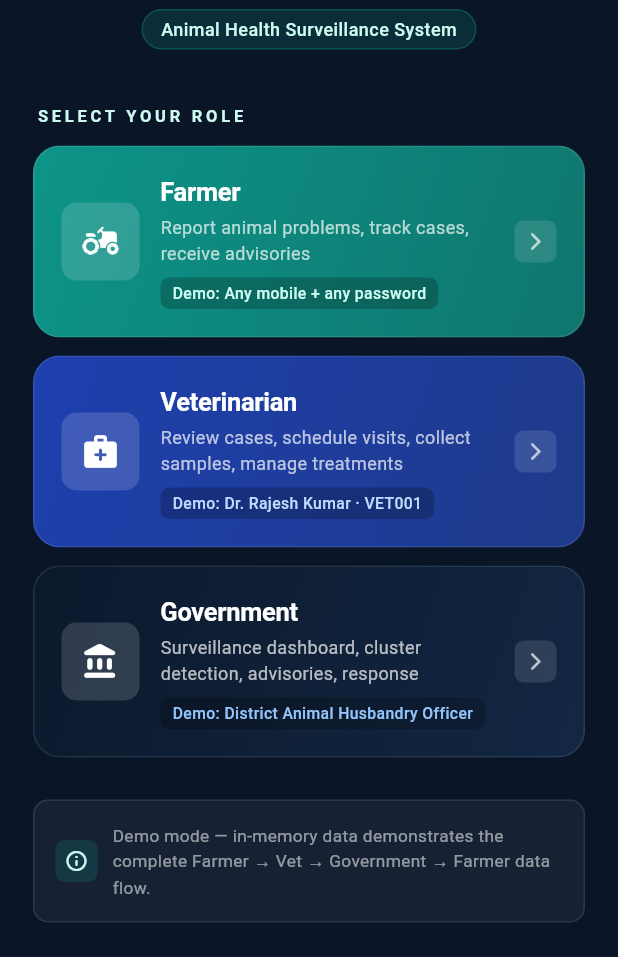
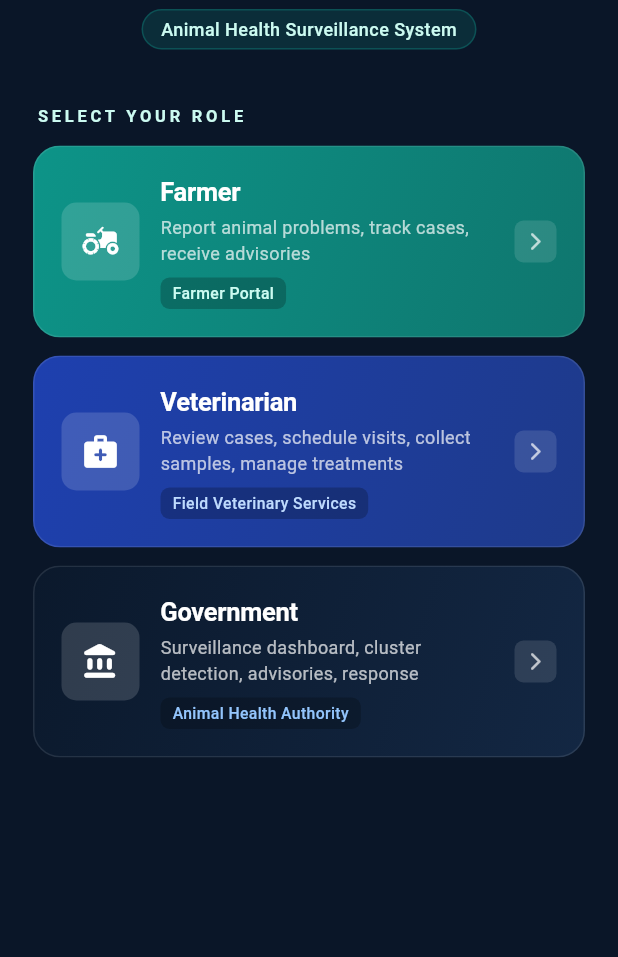
Before and after one commit to sanjay20062512/SMART-LIVESTOCK, a Flutter app: the screen it shows after launch, on a phone screen of 412 x 824 dp, the part 279-1236 px from its top. Run offline on Flutter 3.47's test engine with Material 3 defaults, Android fonts, the phone set to English and light mode, and no system bars; our stand-ins replace shared_preferences; accounts and stored records are empty; network calls fail.

Commit message:
Changes happened

```diff
--- a/Farmer/flutter_app/lib/main.dart
+++ b/Farmer/flutter_app/lib/main.dart
@@ -178,7 +178,7 @@ class RoleSelectionScreen extends StatelessWidget {
                   end: Alignment.bottomRight,
                 ),
                 accentColor: AppColors.primaryLight,
-                demoHint: 'Demo: Any mobile + any password',
+                badgeText: 'Farmer Portal',
                 onTap: () => _goFarmer(context),
               ),
 
@@ -196,7 +196,7 @@ class RoleSelectionScreen extends StatelessWidget {
                   end: Alignment.bottomRight,
                 ),
                 accentColor: const Color(0xFFBFDBFE),
-                demoHint: 'Demo: Dr. Rajesh Kumar · VET001',
+                badgeText: 'Field Veterinary Services',
                 onTap: () => _goVet(context),
               ),
 
@@ -214,49 +214,8 @@ class RoleSelectionScreen extends StatelessWidget {
                   end: Alignment.bottomRight,
                 ),
                 accentColor: const Color(0xFF93C5FD),
-                demoHint: 'Demo: District Animal Husbandry Officer',
+                badgeText: 'Animal Health Authority',
                 onTap: () => _goGovt(context),
-              ),
-
-              const SizedBox(height: 28),
-
-              // ── Demo mode notice ─────────────────────────────────────────
-              Container(
-                padding: const EdgeInsets.all(14),
-                decoration: BoxDecoration(
-                  color: Colors.white.withValues(alpha: 0.05),
-                  borderRadius: AppRadius.smRadius,
-                  border: Border.all(
-                    color: Colors.white.withValues(alpha: 0.10),
-                  ),
-                ),
-                child: Row(
-                  children: [
-                    Container(
-                      padding: const EdgeInsets.all(6),
-                      decoration: BoxDecoration(
-                        color: AppColors.primary.withValues(alpha: 0.2),
-                        borderRadius: AppRadius.xsRadius,
-                      ),
-                      child: const Icon(
-                        Icons.info_outline_rounded,
-                        size: 16,
-                        color: AppColors.primaryLight,
-                      ),
-                    ),
-                    const SizedBox(width: 10),
-                    const Expanded(
-                      child: Text(
-                        'Demo mode — in-memory data demonstrates the complete Farmer → Vet → Government → Farmer data flow.',
-                        style: TextStyle(
-                          color: Colors.white54,
-                          fontSize: 11.5,
-                          height: 1.5,
-                        ),
-                      ),
-                    ),
-                  ],
-                ),
               ),
 
               const SizedBox(height: 24),
@@ -274,7 +233,7 @@ class RoleSelectionScreen extends StatelessWidget {
     required String subtitle,
     required Gradient gradient,
     required Color accentColor,
-    required String demoHint,
+    required String badgeText,
     required VoidCallback onTap,
   }) {
     return Material(
@@ -339,7 +298,7 @@ class RoleSelectionScreen extends StatelessWidget {
                           borderRadius: AppRadius.xsRadius,
                         ),
                         child: Text(
-                          demoHint,
+                          badgeText,
                           style: TextStyle(
                             color: accentColor,
                             fontSize: 10.5,
--- a/Farmer/flutter_app/lib/screens/login_screen.dart
+++ b/Farmer/flutter_app/lib/screens/login_screen.dart
@@ -84,7 +84,7 @@ class _LoginScreenState extends State<LoginScreen>
           children: [
             const Icon(Icons.check_circle, color: Colors.white, size: 20),
             const SizedBox(width: 8),
-            Text('Auto-filled demo login: $mobile'),
+            Text('Auto-filled login: $mobile'),
           ],
         ),
         backgroundColor: const Color(0xFF2E7D32),
@@ -203,7 +203,7 @@ class _LoginScreenState extends State<LoginScreen>
               ScaffoldMessenger.of(context).showSnackBar(
                 SnackBar(
                   content: const Text(
-                    'OTP sent! For prototype demonstration, use OTP: 123456',
+                    'OTP sent successfully. Verification code: 123456',
                   ),
                   backgroundColor: const Color(0xFF2E7D32),
                   behavior: SnackBarBehavior.floating,
@@ -1026,7 +1026,7 @@ class _LoginScreenState extends State<LoginScreen>
                   size: 18),
               const SizedBox(width: 6),
               Text(
-                'Quick Demo Login (Tap to Autofill)',
+                'Quick Login (Tap to Autofill)',
                 style: TextStyle(
                   fontSize: 12,
                   fontWeight: FontWeight.bold,
--- a/Farmer/flutter_app/lib/screens/otp_screen.dart
+++ b/Farmer/flutter_app/lib/screens/otp_screen.dart
@@ -110,8 +110,7 @@ class _OtpScreenState extends State<OtpScreen> {
                   SizedBox(width: 8),
                   Expanded(
                     child: Text(
-                      '🔧 Demo Mode: Use OTP 123456. '
-                      'Real SMS is not connected in this prototype.',
+                      'Enter OTP 123456 to verify your mobile number and continue.',
                       style: TextStyle(fontSize: 12),
                     ),
                   ),
@@ -163,7 +162,7 @@ class _OtpScreenState extends State<OtpScreen> {
                   ScaffoldMessenger.of(context).showSnackBar(
                     const SnackBar(
                       content: Text(
-                          'Demo mode: OTP resend not available. Use 123456.'),
+                          'OTP resent to your mobile number. Use 123456.'),
                     ),
                   );
                 },
```
